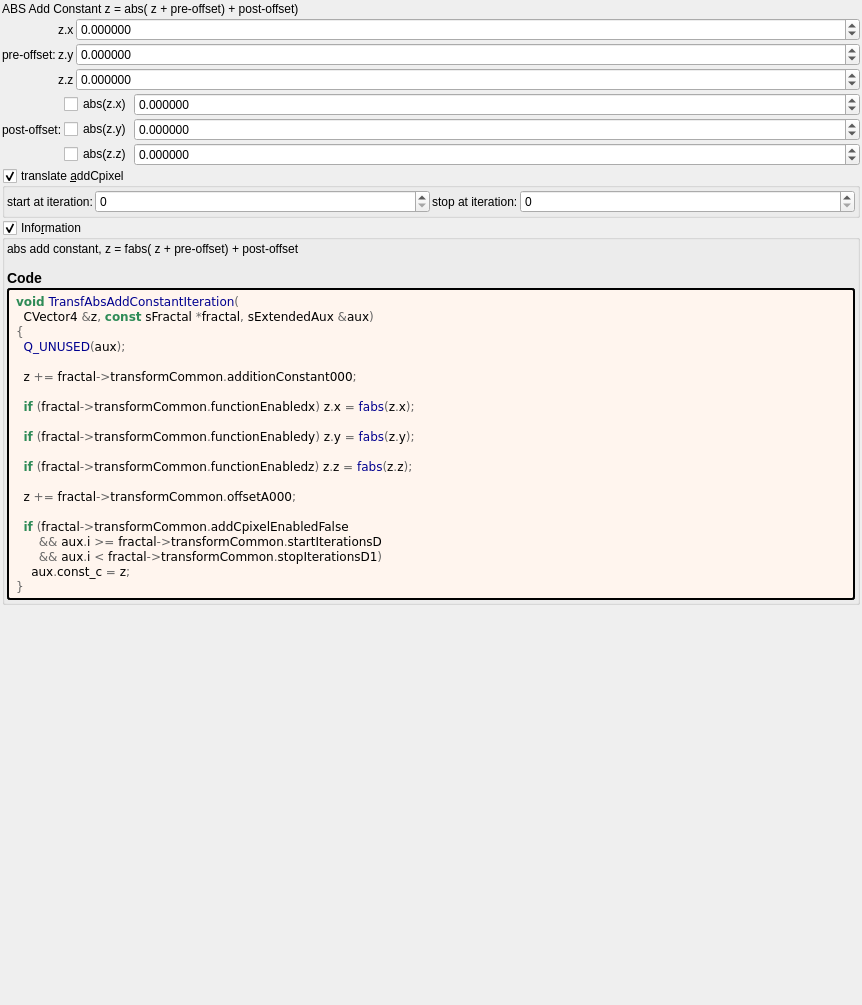
This is mandelbulber2/formula/ui/transf_abs_add_constant.ui in buddhi1980/mandelbulber2 as Qt 5 draws it before an edit. The edited form follows.
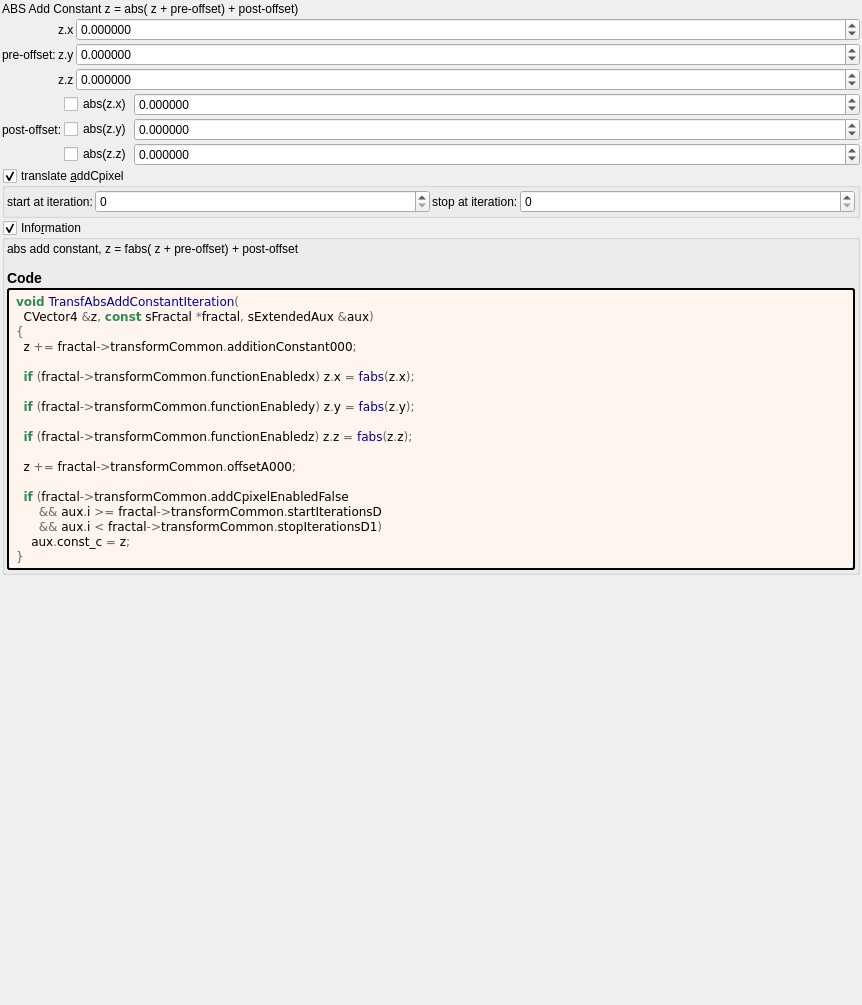
This is the edited form. Custom widgets are drawn as their Qt base class.

```diff
--- a/mandelbulber2/formula/ui/transf_abs_add_constant.ui
+++ b/mandelbulber2/formula/ui/transf_abs_add_constant.ui
@@ -397,8 +397,6 @@
 &lt;pre style=&quot;color:#000000; background-color:#fff5ee;  font-family:&#039;Courier New&#039;,monospace;&quot;&gt;&lt;span style=&quot;color:#2e8b57; font-weight:bold&quot;&gt;void&lt;/span&gt; &lt;span style=&quot;color:#00008f&quot;&gt;TransfAbsAddConstantIteration&lt;/span&gt;&lt;span style=&quot;color:#676767&quot;&gt;(&lt;/span&gt;
   CVector4 &lt;span style=&quot;color:#676767&quot;&gt;&amp;amp;&lt;/span&gt;z&lt;span style=&quot;color:#676767&quot;&gt;,&lt;/span&gt; &lt;span style=&quot;color:#2e8b57; font-weight:bold&quot;&gt;const&lt;/span&gt; sFractal &lt;span style=&quot;color:#676767&quot;&gt;*&lt;/span&gt;fractal&lt;span style=&quot;color:#676767&quot;&gt;,&lt;/span&gt; sExtendedAux &lt;span style=&quot;color:#676767&quot;&gt;&amp;amp;&lt;/span&gt;aux&lt;span style=&quot;color:#676767&quot;&gt;)&lt;/span&gt;
 &lt;span style=&quot;color:#676767&quot;&gt;{&lt;/span&gt;
-  &lt;span style=&quot;color:#00008f&quot;&gt;Q_UNUSED&lt;/span&gt;&lt;span style=&quot;color:#676767&quot;&gt;(&lt;/span&gt;aux&lt;span style=&quot;color:#676767&quot;&gt;);&lt;/span&gt;
-
   z &lt;span style=&quot;color:#676767&quot;&gt;+=&lt;/span&gt; fractal&lt;span style=&quot;color:#676767&quot;&gt;-&amp;gt;&lt;/span&gt;transformCommon&lt;span style=&quot;color:#676767&quot;&gt;.&lt;/span&gt;additionConstant000&lt;span style=&quot;color:#676767&quot;&gt;;&lt;/span&gt;
 
   &lt;span style=&quot;color:#2e8b57; font-weight:bold&quot;&gt;if&lt;/span&gt; &lt;span style=&quot;color:#676767&quot;&gt;(&lt;/span&gt;fractal&lt;span style=&quot;color:#676767&quot;&gt;-&amp;gt;&lt;/span&gt;transformCommon&lt;span style=&quot;color:#676767&quot;&gt;.&lt;/span&gt;functionEnabledx&lt;span style=&quot;color:#676767&quot;&gt;)&lt;/span&gt; z&lt;span style=&quot;color:#676767&quot;&gt;.&lt;/span&gt;x &lt;span style=&quot;color:#676767&quot;&gt;=&lt;/span&gt; &lt;span style=&quot;color:#00008f&quot;&gt;fabs&lt;/span&gt;&lt;span style=&quot;color:#676767&quot;&gt;(&lt;/span&gt;z&lt;span style=&quot;color:#676767&quot;&gt;.&lt;/span&gt;x&lt;span style=&quot;color:#676767&quot;&gt;);&lt;/span&gt;
```
